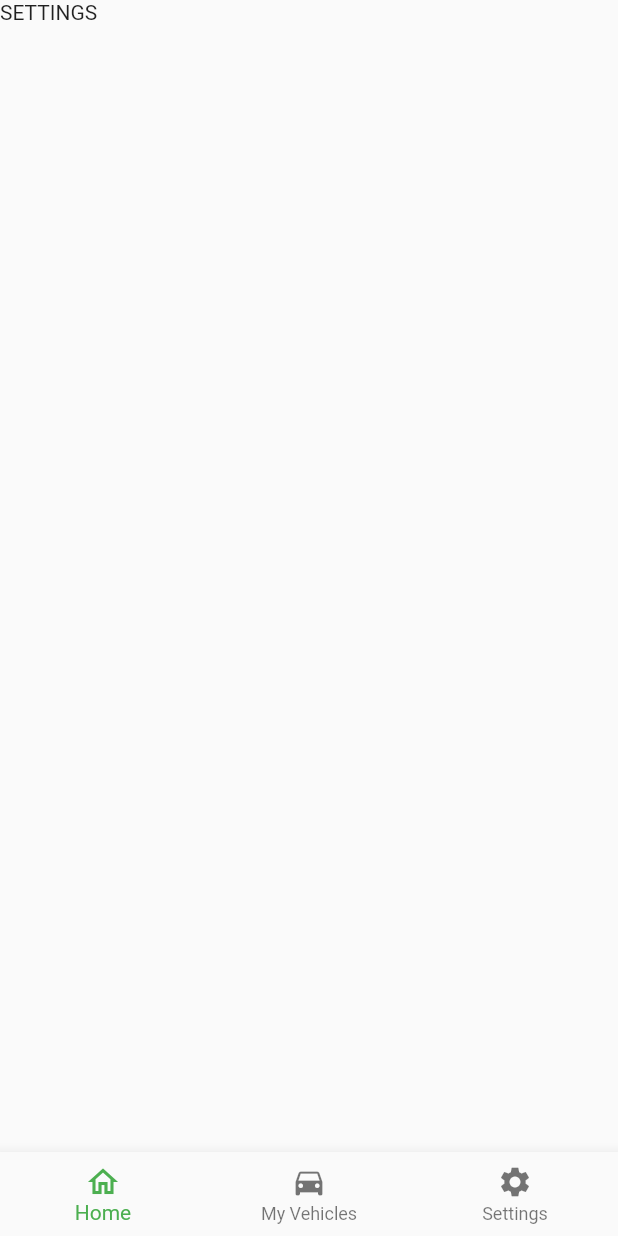
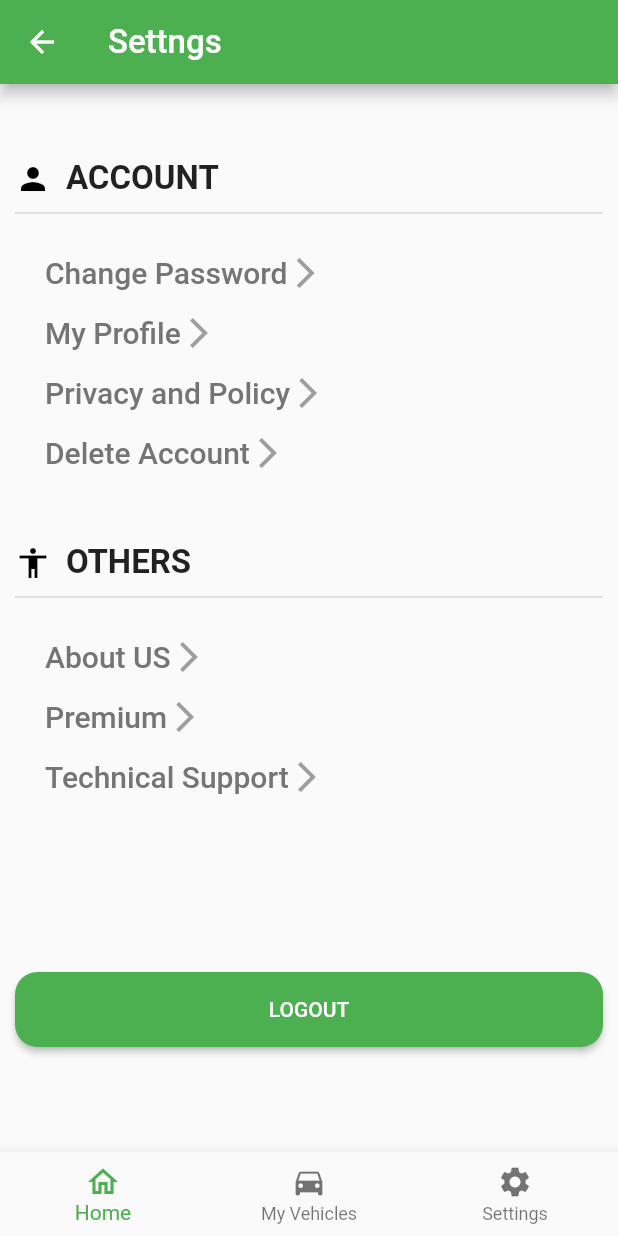
Before and after one commit to abhirajkiran/AutoResQ, a Flutter app: the SettingsScreen screen opened directly, on a phone screen of 412 x 824 dp. Run offline on Flutter 3.47's test engine with Material 2 defaults, Android fonts, the light colour scheme and no system bars; our stand-ins replace image_picker.

Commit message:
main Stb version& navbar added

```diff
--- a/lib/Screens/SettingsScreen.dart
+++ b/lib/Screens/SettingsScreen.dart
@@ -1,16 +1,119 @@
+
+
 import 'package:flutter/material.dart';
-import 'package:flutter/src/widgets/framework.dart';
-import 'package:flutter/src/widgets/placeholder.dart';
+import 'package:resp/Screens/NavBar.dart';
 import 'package:resp/Screens/homeScreen.dart';
-
-class SettingsScreen extends StatelessWidget {
+import 'package:resp/Screens/loginScreen.dart';
+class SettingsScreen extends StatefulWidget {
   const SettingsScreen({super.key});
 
   @override
+  State<SettingsScreen> createState() => _SettingsScreenState();
+}
+
+class _SettingsScreenState extends State<SettingsScreen> {
+  @override
   Widget build(BuildContext context) {
     return Scaffold(
-      body: SafeArea(child: Text('SETTINGS')),
-      bottomNavigationBar: BottomNavigationBarWidget(),
+      appBar: AppBar(
+        title: Text("Settngs",style:TextStyle(fontSize: 22)),
+        leading: IconButton(
+          onPressed: (){
+            Navigator.push(
+                  context,
+                  MaterialPageRoute(builder: (context) => NavBar()),
+                );
+          },
+          icon: Icon(
+            Icons.arrow_back,
+            color: Colors.white,
+          ),
+        ),
+      ),
+      body: Container(
+        padding: const EdgeInsets.all(10),
+        child: ListView(
+          children: [
+            SizedBox(height: 40),
+            Row(
+              children: [
+                Icon(
+                  Icons.person,
+                  color: Colors.black,
+                ),
+                SizedBox( width: 10) ,
+                Text("ACCOUNT",style: TextStyle(fontSize: 22,fontWeight: FontWeight.bold))
+                ],
+                ),
+                Divider(height: 20,thickness:1),
+                SizedBox(height:10),
+                buildAccountOption(context, "Change Password"),
+                buildAccountOption(context, "My Profile"),
+                buildAccountOption(context, "Privacy and Policy"),
+                buildAccountOption(context, "Delete Account"),
+                 SizedBox(height: 40),
+                 Row(
+              children: [
+                Icon(
+                   Icons.accessibility_outlined,
+                   color: Colors.black,
+                    ),
+                    SizedBox( width: 10) ,
+                Text("OTHERS",style: TextStyle(fontSize: 22,fontWeight: FontWeight.bold))
+                ],
+                 ),
+                  Divider(height: 20,thickness:1),
+                SizedBox(height:10),
+                buildAccountOption(context, "About US"),
+                buildAccountOption(context, "Premium"),
+                buildAccountOption(context, "Technical Support"),
+                SizedBox(height: 110),
+                ElevatedButton(
+              onPressed: () {
+                Navigator.push(
+                  context,
+                  MaterialPageRoute(builder: (context) => LoginScreen()),
+                );
+              },
+              child: Text("LOGOUT"),
+              style: ElevatedButton.styleFrom(
+               fixedSize: Size(150,50),
+                backgroundColor: Colors.green,
+                shape: RoundedRectangleBorder(
+                  borderRadius: BorderRadius.circular(15),
+                ),
+              ),
+            ),
+
+
+         ],
+        ),
+      ),
+       bottomNavigationBar: BottomNavigationBarWidget(),
+
+    );
+  }
+  GestureDetector buildAccountOption(BuildContext context,String title){
+    return GestureDetector(
+      onTap: (){
+
+      },
+      child: Padding(
+        padding: const EdgeInsets.symmetric(vertical:8,horizontal: 20),
+        child: Row(
+          children: [
+            Text(title,style: TextStyle(
+              fontSize:20,
+              fontWeight: FontWeight.w500,
+              color: Colors.grey[600]
+                 ),
+               ),
+               Icon(Icons.arrow_forward_ios,color: Colors.grey),
+
+            ],
+          ),
+
+        ),
     );
   }
 }
```
